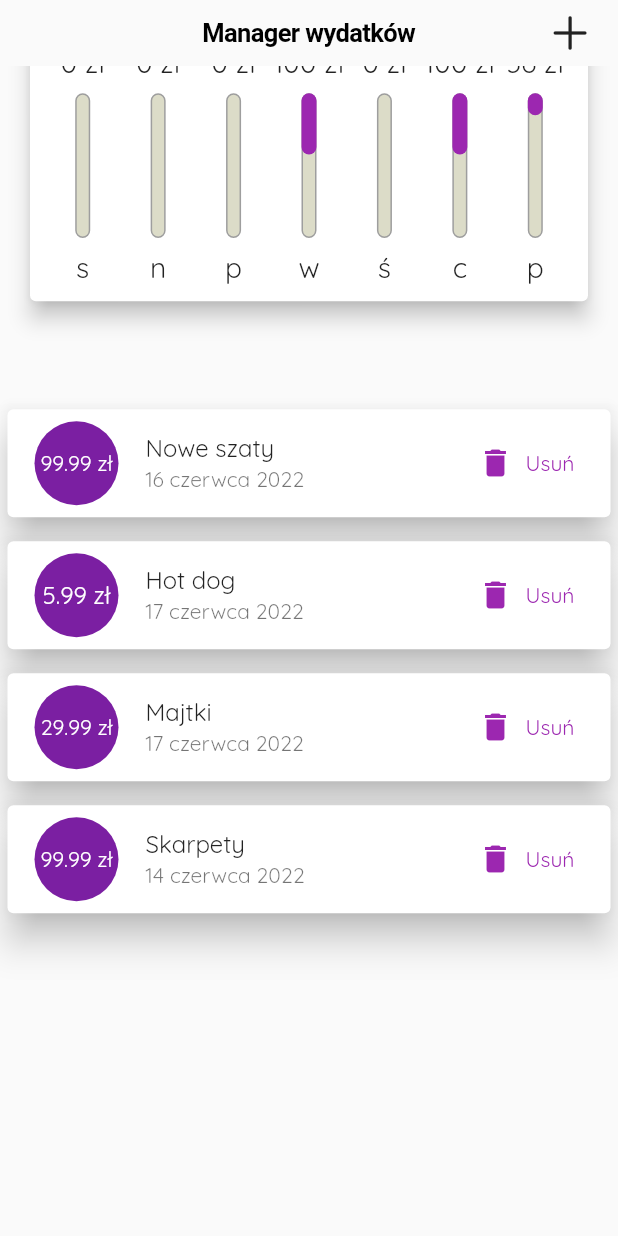
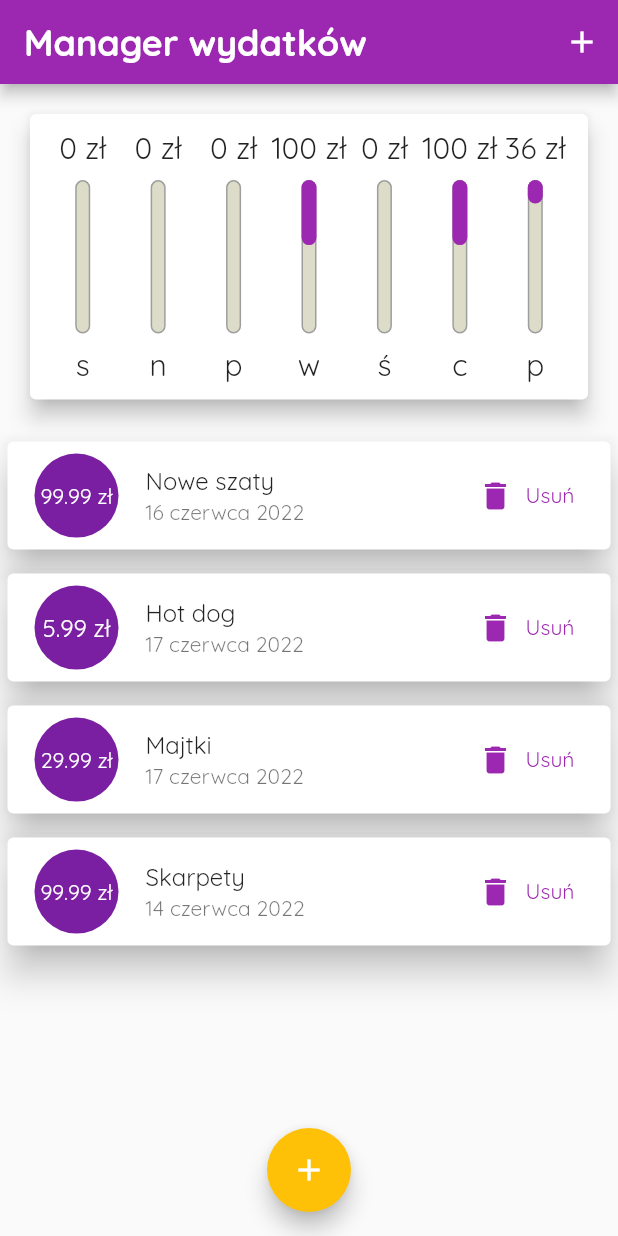
Before and after one commit to javascratches/flutter-expenses, a Flutter app: the screen it shows after launch, on a phone screen of 412 x 824 dp. Run offline on Flutter 3.47's test engine with Material 2 defaults, Android fonts, the phone set to English and light mode, and no system bars.

```diff
--- a/lib/main.dart
+++ b/lib/main.dart
@@ -102,7 +102,7 @@ class _MyAppState extends State<MyApp> {
       ),
     );
 
-    final dynamic appBar = !Platform.isIOS
+    final dynamic appBar = Platform.isIOS
         ? CupertinoNavigationBar(
             middle: Text('Manager wydatków'),
             trailing: Row(
@@ -141,7 +141,8 @@ class _MyAppState extends State<MyApp> {
     });
 
     final pageBody = OrientationBuilder(
-      builder: (context, orientation) => SingleChildScrollView(
+      builder: (context, orientation) => SafeArea(
+        child: SingleChildScrollView(
           child: Column(
             mainAxisAlignment: MainAxisAlignment.start,
             crossAxisAlignment: CrossAxisAlignment.stretch,
@@ -182,9 +183,18 @@ class _MyAppState extends State<MyApp> {
             ],
           ),
         ),
+      ),
     );
 
-    return MaterialApp(
+    return Platform.isIOS
+        ? CupertinoApp(
+            title: 'Manager wydatków',
+            localizationsDelegates: const [GlobalMaterialLocalizations.delegate],
+            home: CupertinoPageScaffold(
+              child: pageBody,
+              navigationBar: appBar,
+            ))
+        : MaterialApp(
             localizationsDelegates: const [GlobalMaterialLocalizations.delegate],
             theme: theme.copyWith(
               colorScheme: theme.colorScheme.copyWith(
@@ -192,17 +202,10 @@ class _MyAppState extends State<MyApp> {
               ),
             ),
             title: 'Manager wydatków',
-      home: !Platform.isIOS
-          ? CupertinoPageScaffold(
-              child: pageBody,
-              navigationBar: appBar,
-            )
-          : Scaffold(
+            home: Scaffold(
               floatingActionButtonLocation: FloatingActionButtonLocation.centerFloat,
               floatingActionButton: Builder(
-                builder: (context) => Platform.isIOS
-                    ? Container()
-                    : FloatingActionButton(
+                builder: (context) => FloatingActionButton(
                         child: const Icon(Icons.add),
                         onPressed: () => _startAddNewTransaction(context),
                       ),
```
Lines whose indentation alone changed are shown as unchanged.
